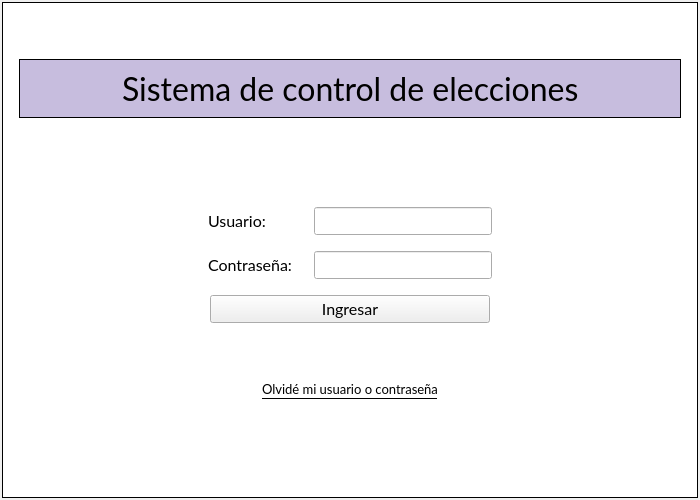
Before: the Qt Designer form SistemaControlElecciones/mainwindow.ui in NaomySinHYConY/Proyecto1_ISII_SCE, drawn with Qt 5.
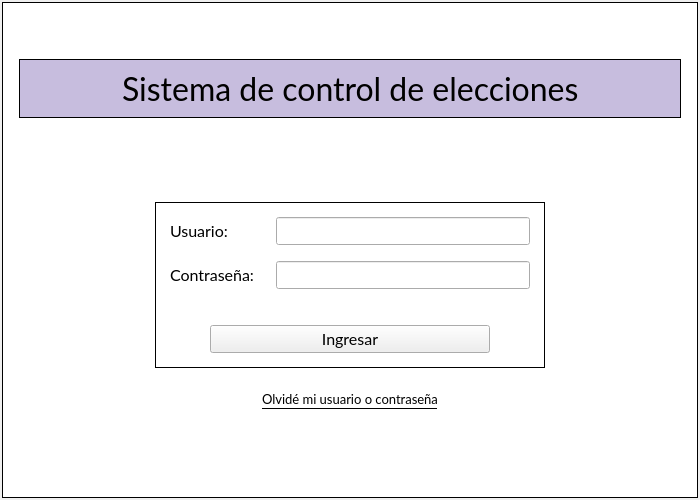
After: the same form once the commit is applied. The open tabs and pages were chosen to show the change.

```diff
--- a/SistemaControlElecciones/mainwindow.ui
+++ b/SistemaControlElecciones/mainwindow.ui
@@ -22,6 +22,10 @@
 background-color: rgb(199, 189, 222);
 border: 1px solid;
 }
+
+#CuadroLogin{
+border: 1px solid;
+}
 </string>
   </property>
   <property name="iconSize">
@@ -70,7 +74,7 @@
          <bool>true</bool>
         </property>
         <property name="currentIndex">
-         <number>2</number>
+         <number>0</number>
         </property>
         <widget class="QWidget" name="login">
          <layout class="QVBoxLayout" name="verticalLayout_4">
@@ -175,32 +179,18 @@
              </spacer>
             </item>
             <item>
-             <layout class="QVBoxLayout" name="verticalLayout_5">
+             <layout class="QHBoxLayout" name="horizontalLayout_24">
               <property name="leftMargin">
-               <number>5</number>
+               <number>10</number>
               </property>
               <property name="topMargin">
-               <number>5</number>
+               <number>10</number>
               </property>
               <property name="rightMargin">
-               <number>5</number>
+               <number>10</number>
               </property>
               <property name="bottomMargin">
-               <number>5</number>
-              </property>
-              <item>
-               <layout class="QHBoxLayout" name="horizontalLayout">
-                <property name="leftMargin">
-                 <number>5</number>
-                </property>
-                <property name="topMargin">
-                 <number>5</number>
-                </property>
-                <property name="rightMargin">
-                 <number>5</number>
-                </property>
-                <property name="bottomMargin">
-                 <number>5</number>
+               <number>10</number>
                 </property>
                 <item>
                  <spacer name="horizontalSpacer_3">
@@ -216,6 +206,35 @@
                  </spacer>
                 </item>
                 <item>
+               <widget class="QWidget" name="CuadroLogin" native="true">
+                <layout class="QVBoxLayout" name="verticalLayout_12">
+                 <property name="leftMargin">
+                  <number>10</number>
+                 </property>
+                 <property name="topMargin">
+                  <number>10</number>
+                 </property>
+                 <property name="rightMargin">
+                  <number>10</number>
+                 </property>
+                 <property name="bottomMargin">
+                  <number>10</number>
+                 </property>
+                 <item>
+                  <layout class="QHBoxLayout" name="horizontalLayout">
+                   <property name="leftMargin">
+                    <number>5</number>
+                   </property>
+                   <property name="topMargin">
+                    <number>5</number>
+                   </property>
+                   <property name="rightMargin">
+                    <number>5</number>
+                   </property>
+                   <property name="bottomMargin">
+                    <number>5</number>
+                   </property>
+                   <item>
                  <widget class="QLabel" name="label_2">
                   <property name="minimumSize">
                    <size>
@@ -244,19 +263,6 @@
                   </property>
                  </widget>
                 </item>
-                <item>
-                 <spacer name="horizontalSpacer_4">
-                  <property name="orientation">
-                   <enum>Qt::Horizontal</enum>
-                  </property>
-                  <property name="sizeHint" stdset="0">
-                   <size>
-                    <width>40</width>
-                    <height>20</height>
-                   </size>
-                  </property>
-                 </spacer>
-                </item>
                </layout>
               </item>
               <item>
@@ -273,19 +279,6 @@
                 <property name="bottomMargin">
                  <number>5</number>
                 </property>
-                <item>
-                 <spacer name="horizontalSpacer_5">
-                  <property name="orientation">
-                   <enum>Qt::Horizontal</enum>
-                  </property>
-                  <property name="sizeHint" stdset="0">
-                   <size>
-                    <width>40</width>
-                    <height>20</height>
-                   </size>
-                  </property>
-                 </spacer>
-                </item>
                 <item>
                  <widget class="QLabel" name="label_3">
                   <property name="minimumSize">
@@ -315,20 +308,23 @@
                   </property>
                  </widget>
                 </item>
+                  </layout>
+                 </item>
                 <item>
-                 <spacer name="horizontalSpacer_6">
+                  <spacer name="verticalSpacer_4">
                   <property name="orientation">
-                   <enum>Qt::Horizontal</enum>
+                    <enum>Qt::Vertical</enum>
+                   </property>
+                   <property name="sizeType">
+                    <enum>QSizePolicy::Fixed</enum>
                   </property>
                   <property name="sizeHint" stdset="0">
                    <size>
-                    <width>40</width>
+                     <width>20</width>
                     <height>20</height>
                    </size>
                   </property>
                  </spacer>
-                </item>
-               </layout>
               </item>
               <item>
                <layout class="QHBoxLayout" name="horizontalLayout_4">
@@ -391,18 +387,23 @@
                 </item>
                </layout>
               </item>
+                </layout>
+               </widget>
+              </item>
               <item>
-               <spacer name="verticalSpacer_4">
+               <spacer name="horizontalSpacer_4">
                 <property name="orientation">
-                 <enum>Qt::Vertical</enum>
+                 <enum>Qt::Horizontal</enum>
                 </property>
                 <property name="sizeHint" stdset="0">
                  <size>
-                  <width>20</width>
-                  <height>40</height>
+                  <width>40</width>
+                  <height>20</height>
                  </size>
                 </property>
                </spacer>
+              </item>
+             </layout>
               </item>
               <item>
                <layout class="QHBoxLayout" name="horizontalLayout_5">
@@ -457,8 +458,6 @@
                    </size>
                   </property>
                  </spacer>
-                </item>
-               </layout>
               </item>
              </layout>
             </item>
```
Lines whose indentation alone changed are shown as unchanged.
